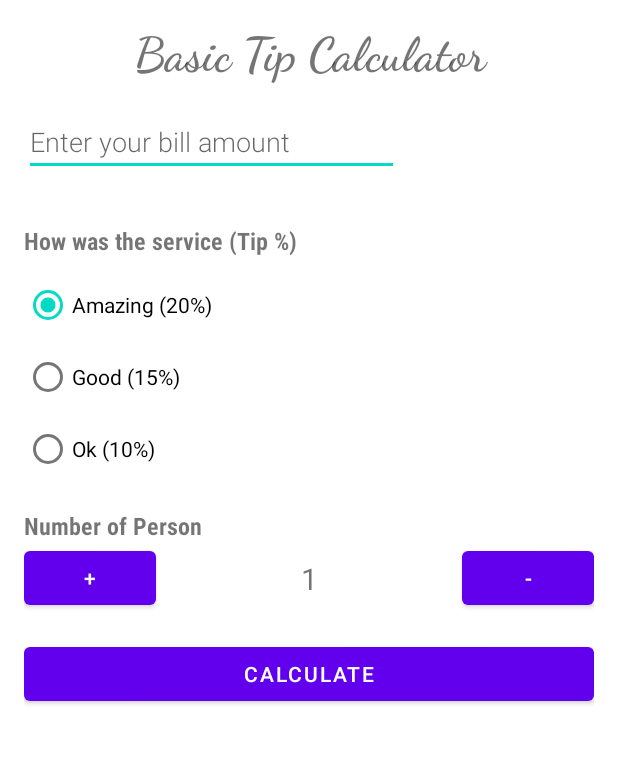
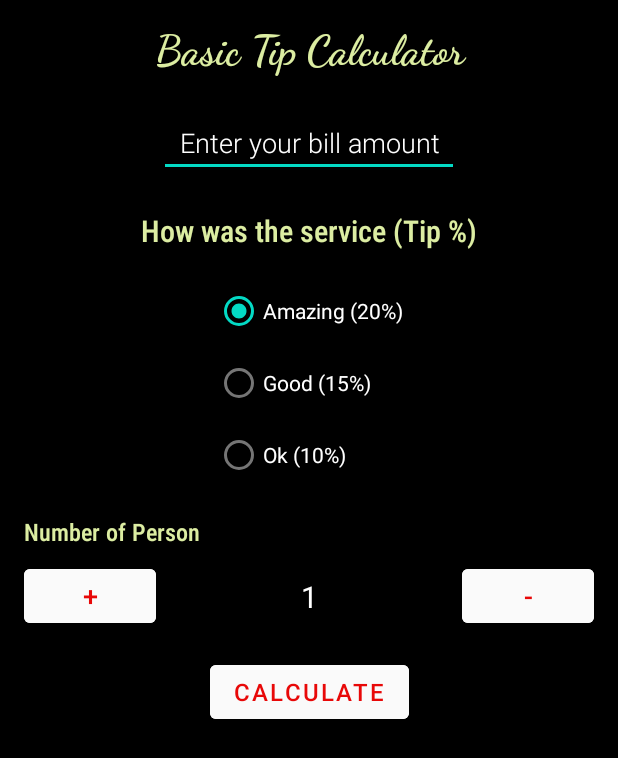
Before and after one commit to DroidDevTaiyab/Basic-Tip-Calculator-Kotlin, an Android app: the layout activity_main.xml on its own in the app's theme, with its tools: preview values and no code run, on a phone screen of 412 x 824 dp. Shown: the top 758 px of the screen. Run offline under Robolectric (Android 15) with nearby library versions, the phone set to English and light mode, and no system bars.

Commit message:
code improvement

```diff
--- a/app/src/main/java/com/taiyabali/basictipcalculator/MainActivity.kt
+++ b/app/src/main/java/com/taiyabali/basictipcalculator/MainActivity.kt
@@ -2,13 +2,14 @@ package com.taiyabali.basictipcalculator
 
 import androidx.appcompat.app.AppCompatActivity
 import android.os.Bundle
+import android.view.View
 import android.widget.Toast
 import com.taiyabali.basictipcalculator.databinding.ActivityMainBinding
 import java.text.NumberFormat
 import java.util.*
 
 /**
- * Created by Techpass Master on 24-March-21.
+ * Created by Techpass Master.
  * Website - https://techpassmaster.com/
  * Email id - hello@techpassmaster.com
  */
@@ -23,8 +24,7 @@ class MainActivity : AppCompatActivity() {
         binding = ActivityMainBinding.inflate(layoutInflater)
         setContentView(binding.root)
 
-        onClick()           // click event for buttons
-
+        onClick()
     }
 
     private fun onClick() {
@@ -32,65 +32,63 @@ class MainActivity : AppCompatActivity() {
         with(binding) {
 
             btnCalculate.setOnClickListener {
-                // fun for calculate tip
-                calculateTip()
+                calculateTip()      // fun for calculate tip
             }
 
             btnPersonPlus.setOnClickListener {
                 countPerson++
-                tvNumberOfPersonCount.text = countPerson.toString()
+                tvPersonCount.text = countPerson.toString()
             }
 
             btnPersonMinus.setOnClickListener {
                 if (countPerson > 1) {
                     countPerson--
-                    tvNumberOfPersonCount.text = countPerson.toString()
+                    tvPersonCount.text = countPerson.toString()
                 }
             }
         }
-
     }
 
     private fun calculateTip() {
+            //      get bill cost from EditText.
+            //      keep total bill amount in the cost.
+        val totalBill: String = binding.edtBill.text.toString()
+        val cost = totalBill.toDoubleOrNull()
 
-        val totalBill: String =
-            binding.edtBill.text.toString()     //      get bill cost from EditText
-        val cost =
-            totalBill.toDoubleOrNull()          //      keep total bill amount in the cost var with double data type
+        if (totalBill.isNotEmpty()) {
+            binding.iconCopy.visibility = View.VISIBLE
+            binding.iconShare.visibility = View.VISIBLE
 
-//      here, check tip percentage based on which radio button selected
-        val tipPercentage = when (binding.tipOptions.checkedRadioButtonId) {
-            R.id.rbTip_twenty_percent -> 0.20
-            R.id.rbTip_fifteen_percent -> 0.15
-            else -> 0.10
+            //      check tip percentage based on which radio button selected
+            val tipPercentage = when (binding.tipOptions.checkedRadioButtonId) {
+                R.id.rbTip_twentyPercent -> 0.20
+                R.id.rbTip_fifteenPercent -> 0.15
+                else -> 0.10
+            }
+
+            //      Calculate the tip according to percentage
+            //      and display per person tip result
+            val tip = tipPercentage * cost!!
+            showTotalTipResult(tip)
+
+            //      Calculate the per person tip
+            //      and display per person tip result
+            val perPersonTip = (tip / countPerson).toString()
+            showPerPersonTipResult(perPersonTip.toDouble())
+
+            //      Calculate the total bill + tip
+            //      and display total bill + tip result
+            val billPlusTip = cost.plus(tip)
+            showTotalBillPlusTipResult(billPlusTip)
+
+            //      Calculate total per person
+            //      and display per person total
+            val totalPerPerson = (billPlusTip / countPerson).toString()
+            showTotalPerPersonResult(totalPerPerson.toDouble())
+        } else {
+            Toast.makeText(this, "Please enter bill Amount", Toast.LENGTH_SHORT).show()
         }
-
-//        check if bill cost null or 0 then show 0 tip
-        if (cost == null || cost == 0.0) {
-            showTotalTipResult(0.0)
-            showPerPersonTipResult(0.0)
-            showTotalBillPlusTipResult(0.0)
-            showTotalPerPersonResult(0.0)
-            return
-        }
-
-        val tip =
-            tipPercentage * cost                                //      Calculate the tip according to percentage
-        showTotalTipResult(tip)                                 //      fun for display per person tip result
-
-        val perPersonTip =
-            (tip / countPerson).toString()                      //      Calculate the per person tip
-        showPerPersonTipResult(perPersonTip.toDouble())         //      fun for display per person tip result
-
-        val billPlusTip =
-            cost.plus(tip)                                      //      Calculate the total bill + tip
-        showTotalBillPlusTipResult(billPlusTip)                 //      fun for display total bill + tip result
-
-        val total_per_person =
-            (billPlusTip / countPerson).toString()              //      Calculate total per person
-        showTotalPerPersonResult(total_per_person.toDouble())   //      fun for display per person total
     }
-
 
     private fun showTotalTipResult(tip: Double) {
         val numberFormat = NumberFormat.getCurrencyInstance(Locale("en", "in")).format(tip)
@@ -100,17 +98,25 @@ class MainActivity : AppCompatActivity() {
     private fun showPerPersonTipResult(tip: Double) {
         val numberFormat = NumberFormat.getCurrencyInstance(Locale("en", "in")).format(tip)
         binding.tvTipPerPerson.text = ("Per Person Tip: $numberFormat")
+
+        if (countPerson == 1) {
+            binding.tvTipPerPerson.text = ("Tip: $numberFormat")
+        } else {
+            binding.tvTipPerPerson.text = ("Per Person Tip: $numberFormat")
+        }
     }
-
 
     private fun showTotalBillPlusTipResult(tip: Double) {
         val numberFormat = NumberFormat.getCurrencyInstance(Locale("en", "in")).format(tip)
-        binding.tvTotalBillPlusTip.text = ("Total (Bill+Tip): $numberFormat")
+        binding.tvTotalBillPlusTip.text = ("Total Amount (Bill+Tip): $numberFormat")
     }
 
     private fun showTotalPerPersonResult(tip: Double) {
         val numberFormat = NumberFormat.getCurrencyInstance(Locale("en", "in")).format(tip)
-        binding.tvTotalPerPerson.text = ("Total Per Person: $numberFormat")
+        if (countPerson == 1) {
+            binding.tvTotalPerPerson.text = ("Total: $numberFormat")
+        } else {
+            binding.tvTotalPerPerson.text = ("Total Per Person: $numberFormat")
+        }
     }
-
 }
--- /dev/null
+++ b/app/src/main/res/drawable/ic_copy.xml
@@ -0,0 +1,5 @@
+<vector android:height="24dp" android:tint="#DCEDA2"
+    android:viewportHeight="24" android:viewportWidth="24"
+    android:width="24dp" xmlns:android="http://schemas.android.com/apk/res/android">
+    <path android:fillColor="#DCEDA2" android:pathData="M16,1L4,1c-1.1,0 -2,0.9 -2,2v14h2L4,3h12L16,1zM19,5L8,5c-1.1,0 -2,0.9 -2,2v14c0,1.1 0.9,2 2,2h11c1.1,0 2,-0.9 2,-2L21,7c0,-1.1 -0.9,-2 -2,-2zM19,21L8,21L8,7h11v14z"/>
+</vector>
--- /dev/null
+++ b/app/src/main/res/drawable/ic_share.xml
@@ -0,0 +1,5 @@
+<vector android:height="24dp" android:tint="#DCEDA2"
+    android:viewportHeight="24" android:viewportWidth="24"
+    android:width="24dp" xmlns:android="http://schemas.android.com/apk/res/android">
+    <path android:fillColor="#DCEDA2" android:pathData="M18,16.08c-0.76,0 -1.44,0.3 -1.96,0.77L8.91,12.7c0.05,-0.23 0.09,-0.46 0.09,-0.7s-0.04,-0.47 -0.09,-0.7l7.05,-4.11c0.54,0.5 1.25,0.81 2.04,0.81 1.66,0 3,-1.34 3,-3s-1.34,-3 -3,-3 -3,1.34 -3,3c0,0.24 0.04,0.47 0.09,0.7L8.04,9.81C7.5,9.31 6.79,9 6,9c-1.66,0 -3,1.34 -3,3s1.34,3 3,3c0.79,0 1.5,-0.31 2.04,-0.81l7.12,4.16c-0.05,0.21 -0.08,0.43 -0.08,0.65 0,1.61 1.31,2.92 2.92,2.92 1.61,0 2.92,-1.31 2.92,-2.92s-1.31,-2.92 -2.92,-2.92z"/>
+</vector>
--- a/app/src/main/res/layout/activity_main.xml
+++ b/app/src/main/res/layout/activity_main.xml
@@ -4,13 +4,13 @@
     xmlns:tools="http://schemas.android.com/tools"
     android:layout_width="match_parent"
     android:layout_height="match_parent"
+    android:background="@color/black"
     tools:context=".MainActivity">
 
     <androidx.constraintlayout.widget.ConstraintLayout
         android:layout_width="match_parent"
         android:layout_height="wrap_content"
         android:padding="16dp">
-
 
         <TextView
             android:id="@+id/tv_title"
@@ -19,7 +19,8 @@
             android:fontFamily="cursive"
             android:gravity="center"
             android:text="Basic Tip Calculator"
-            android:textSize="32sp"
+            android:textColor="#DCEDA2"
+            android:textSize="28sp"
             android:textStyle="bold"
             app:layout_constraintEnd_toEndOf="parent"
             app:layout_constraintStart_toStartOf="parent"
@@ -36,123 +37,137 @@
 
         <EditText
             android:id="@+id/edt_bill"
-            android:layout_width="250dp"
+            android:layout_width="200dp"
             android:layout_height="wrap_content"
-            android:layout_marginTop="16dp"
+            android:layout_marginTop="22dp"
             android:fontFamily="sans-serif-light"
+            android:gravity="center"
             android:hint="Enter your bill amount"
             android:inputType="numberDecimal"
+            android:textColor="@color/white"
+            android:textColorHint="@color/white"
+            android:textSize="18sp"
+            app:layout_constraintEnd_toEndOf="parent"
             app:layout_constraintStart_toStartOf="parent"
             app:layout_constraintTop_toBottomOf="@+id/tv_title" />
 
-        <ImageView
-            android:id="@+id/icon_service_question"
-            android:layout_width="wrap_content"
-            android:layout_height="wrap_content"
-            android:importantForAccessibility="no"
-            app:layout_constraintBottom_toBottomOf="@id/tv_tipPercentage"
-            app:layout_constraintStart_toStartOf="parent"
-            app:layout_constraintTop_toTopOf="@id/tv_tipPercentage" />
 
         <TextView
             android:id="@+id/tv_tipPercentage"
             android:layout_width="wrap_content"
             android:layout_height="wrap_content"
-            android:layout_marginTop="32dp"
-            android:fontFamily="sans-serif-condensed"
+            android:layout_marginTop="22dp"
+            android:fontFamily="sans-serif-condensed-medium"
             android:text="How was the service (Tip %)"
-            android:textSize="16sp"
-            android:textStyle="bold"
-            app:layout_constraintStart_toStartOf="@id/edt_bill"
+            android:textColor="#DCEDA2"
+            android:textSize="20sp"
+            app:layout_constraintEnd_toEndOf="parent"
+            app:layout_constraintStart_toStartOf="parent"
             app:layout_constraintTop_toBottomOf="@id/edt_bill" />
 
         <RadioGroup
             android:id="@+id/tip_options"
             android:layout_width="wrap_content"
             android:layout_height="wrap_content"
-            android:layout_marginTop="8dp"
-            android:checkedButton="@id/rbTip_twenty_percent"
+            android:layout_marginTop="16dp"
+            android:checkedButton="@id/rbTip_twentyPercent"
             android:orientation="vertical"
-            app:layout_constraintStart_toStartOf="@id/tv_tipPercentage"
+            app:layout_constraintEnd_toEndOf="parent"
+            app:layout_constraintStart_toStartOf="parent"
             app:layout_constraintTop_toBottomOf="@id/tv_tipPercentage">
 
             <RadioButton
-                android:id="@+id/rbTip_twenty_percent"
+                android:id="@+id/rbTip_twentyPercent"
                 android:layout_width="match_parent"
                 android:layout_height="wrap_content"
-                android:text="Amazing (20%)" />
+                android:text="Amazing (20%)"
+                android:textColor="@color/white" />
 
             <RadioButton
-                android:id="@+id/rbTip_fifteen_percent"
+                android:id="@+id/rbTip_fifteenPercent"
                 android:layout_width="match_parent"
                 android:layout_height="wrap_content"
-                android:text="Good (15%)" />
+                android:text="Good (15%)"
+                android:textColor="@color/white" />
 
             <RadioButton
-                android:id="@+id/rbTip_tan_percent"
+                android:id="@+id/rbTip_tanPercent"
                 android:layout_width="match_parent"
                 android:layout_height="wrap_content"
-                android:text="Ok (10%)" />
-
+                android:text="Ok (10%)"
+                android:textColor="@color/white" />
         </RadioGroup>
 
         <TextView
             android:id="@+id/tv_numberOfPerson"
             android:layout_width="match_parent"
             android:layout_height="wrap_content"
-            android:fontFamily="sans-serif-condensed"
+            android:layout_marginTop="16dp"
+            android:fontFamily="sans-serif-condensed-medium"
             android:text="Number of Person"
             android:textAllCaps="false"
+            android:textColor="#DCEDA2"
             android:textSize="16sp"
-            android:textStyle="bold"
-            android:layout_marginTop="16dp"
             app:layout_constraintEnd_toEndOf="parent"
             app:layout_constraintStart_toStartOf="parent"
             app:layout_constraintTop_toBottomOf="@+id/tip_options" />
 
         <Button
-            android:id="@+id/btn_person_plus"
+            android:id="@+id/btn_personPlus"
             android:layout_width="wrap_content"
             android:layout_height="wrap_content"
+            android:layout_marginTop="8dp"
+            android:backgroundTint="#FAFAFA"
             android:text="+"
+            android:textColor="#E80808"
+            android:textSize="18sp"
             app:layout_constraintStart_toStartOf="@id/tv_numberOfPerson"
             app:layout_constraintTop_toBottomOf="@id/tv_numberOfPerson" />
 
         <Button
-            android:id="@+id/btn_person_minus"
+            android:id="@+id/btn_personMinus"
             android:layout_width="wrap_content"
             android:layout_height="wrap_content"
+            android:layout_marginTop="8dp"
+            android:backgroundTint="#FAFAFA"
             android:text="-"
+            android:textColor="#E80808"
+            android:textSize="18sp"
             app:layout_constraintEnd_toEndOf="parent"
             app:layout_constraintTop_toBottomOf="@id/tv_numberOfPerson" />
 
-
         <TextView
-            android:id="@+id/tv_number_of_person_count"
+            android:id="@+id/tv_personCount"
             android:layout_width="wrap_content"
             android:layout_height="wrap_content"
             android:text="1"
+            android:textColor="@color/white"
             android:textSize="20sp"
-            app:layout_constraintBottom_toBottomOf="@+id/btn_person_minus"
-            app:layout_constraintEnd_toStartOf="@+id/btn_person_minus"
-            app:layout_constraintStart_toEndOf="@+id/btn_person_plus"
-            app:layout_constraintTop_toBottomOf="@+id/tv_numberOfPerson" />
+            app:layout_constraintBottom_toBottomOf="@+id/btn_personPlus"
+            app:layout_constraintEnd_toStartOf="@+id/btn_personMinus"
+            app:layout_constraintStart_toEndOf="@+id/btn_personPlus"
+            app:layout_constraintTop_toTopOf="@+id/btn_personPlus" />
 
         <Button
             android:id="@+id/btn_calculate"
-            android:layout_width="0dp"
+            android:layout_width="wrap_content"
             android:layout_height="wrap_content"
             android:layout_marginTop="16dp"
+            android:backgroundTint="#FAFAFA"
+            android:fontFamily="sans-serif-medium"
             android:text="calculate"
+            android:textColor="#E80808"
+            android:textSize="16sp"
             app:layout_constraintEnd_toEndOf="parent"
             app:layout_constraintStart_toStartOf="parent"
-            app:layout_constraintTop_toBottomOf="@id/btn_person_minus" />
+            app:layout_constraintTop_toBottomOf="@id/btn_personMinus" />
 
         <TextView
             android:id="@+id/tv_totalTip"
             android:layout_width="wrap_content"
             android:layout_height="wrap_content"
             android:layout_marginTop="16dp"
+            android:textColor="@color/white"
             android:textStyle="bold"
             app:layout_constraintEnd_toEndOf="parent"
             app:layout_constraintTop_toBottomOf="@id/btn_calculate" />
@@ -161,31 +176,64 @@
             android:id="@+id/tv_tipPerPerson"
             android:layout_width="wrap_content"
             android:layout_height="wrap_content"
-            android:layout_marginTop="16dp"
+            android:layout_marginTop="8dp"
+            android:textColor="@color/white"
             android:textStyle="bold"
             app:layout_constraintEnd_toEndOf="parent"
-            app:layout_constraintTop_toBottomOf="@id/tv_totalTip" />
+            app:layout_constraintTop_toBottomOf="@+id/tv_totalBillPlusTip" />
 
 
         <TextView
-            android:id="@+id/tv_total_BillPlusTip"
+            android:id="@+id/tv_totalBillPlusTip"
             android:layout_width="wrap_content"
             android:layout_height="wrap_content"
-            android:layout_marginTop="16dp"
+            android:layout_marginTop="8dp"
+            android:textColor="@color/white"
             android:textStyle="bold"
             app:layout_constraintEnd_toEndOf="parent"
-            app:layout_constraintTop_toBottomOf="@id/tv_tipPerPerson" />
-
+            app:layout_constraintTop_toBottomOf="@+id/tv_totalTip" />
 
         <TextView
             android:id="@+id/tv_totalPerPerson"
             android:layout_width="wrap_content"
             android:layout_height="wrap_content"
-            android:layout_marginTop="16dp"
+            android:layout_marginTop="8dp"
+            android:textColor="@color/white"
             android:textStyle="bold"
             app:layout_constraintEnd_toEndOf="parent"
-            app:layout_constraintTop_toBottomOf="@id/tv_total_BillPlusTip" />
+            app:layout_constraintTop_toBottomOf="@+id/tv_tipPerPerson" />
 
+        <ImageView
+            android:id="@+id/icon_copy"
+            android:layout_width="28dp"
+            android:layout_height="28dp"
+            android:layout_marginTop="20dp"
+            android:layout_marginEnd="16dp"
+            android:layout_marginRight="16dp"
+            android:src="@drawable/ic_copy"
+            android:visibility="gone"
+            app:layout_constraintEnd_toStartOf="@+id/guideline"
+            app:layout_constraintTop_toBottomOf="@+id/tv_totalPerPerson"
+            tools:ignore="ContentDescription" />
+
+        <ImageView
+            android:id="@+id/icon_share"
+            android:layout_width="28dp"
+            android:layout_height="28dp"
+            android:layout_marginStart="16dp"
+            android:layout_marginLeft="16dp"
+            android:layout_marginTop="20dp"
+            android:src="@drawable/ic_share"
+            android:visibility="gone"
+            app:layout_constraintStart_toStartOf="@+id/guideline"
+            app:layout_constraintTop_toBottomOf="@+id/tv_totalPerPerson"
+            tools:ignore="ContentDescription" />
+
+        <androidx.constraintlayout.widget.Guideline
+            android:id="@+id/guideline"
+            android:layout_width="wrap_content"
+            android:layout_height="wrap_content"
+            android:orientation="vertical"
+            app:layout_constraintGuide_percent="0.5" />
     </androidx.constraintlayout.widget.ConstraintLayout>
-
 </ScrollView>
```
